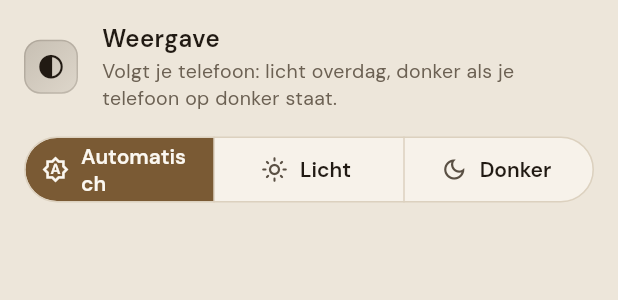
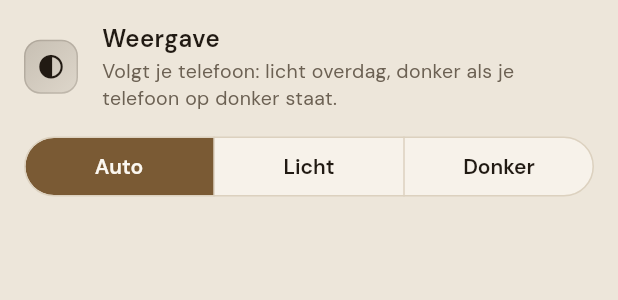
Before and after one commit to Semdenhartog/Kandans, a Flutter app: the AppearanceTile widget shown alone on an empty page, opened directly, on a phone screen of 412 x 824 dp. Shown: the top 300 px of the screen. Run offline on Flutter 3.47's test engine with Material 3 defaults, Android fonts, the phone set to English and light mode, and no system bars; our stand-ins replace audioplayers, battery_plus, file_picker, flutter_local_notifications, flutter_map, flutter_riverpod and 14 more; missing offline and left inert: android_intent_plus, flutter_reactive_ble, health, home_widget, purchases_flutter, quick_actions and 1 more; accounts and stored records are empty.

Commit message:
Licht thema: grote tijd op Vandaag in espresso, ledenkaart altijd donker, rustige chips, kortere weergave-knoppen
Co-Authored-By: Claude Opus 5.5 <noreply@anthropic.com>
Claude-Session: https://claude.ai/code/session_01MLXfUJVt1jKLbSqk7u49hE

```diff
--- a/lib/core/theme.dart
+++ b/lib/core/theme.dart
@@ -215,10 +215,10 @@ ThemeData buildTheme() {
     ),
     chipTheme: ChipThemeData(
       backgroundColor: RwColors.surfaceHigh,
-      selectedColor: RwColors.accent,
+      selectedColor: dark ? RwColors.accent : const Color(0xFFE3D2B4),
       side: BorderSide(color: RwColors.border),
       labelStyle: TextStyle(fontFamily: RwFonts.body, fontWeight: FontWeight.w600, color: RwColors.text),
-      secondaryLabelStyle: TextStyle(fontFamily: RwFonts.body, fontWeight: FontWeight.w600, color: RwColors.accentDark),
+      secondaryLabelStyle: TextStyle(fontFamily: RwFonts.body, fontWeight: FontWeight.w600, color: dark ? RwColors.accentDark : RwColors.text),
       shape: const StadiumBorder(),
       showCheckmark: false,
     ),
--- a/lib/features/profile/appearance_tile.dart
+++ b/lib/features/profile/appearance_tile.dart
@@ -40,9 +40,9 @@ class AppearanceTile extends StatelessWidget {
             child: SegmentedButton<Appearance>(
               showSelectedIcon: false,
               segments: const [
-                ButtonSegment(value: Appearance.system, label: Text('Automatisch'), icon: Icon(Icons.brightness_auto_outlined)),
-                ButtonSegment(value: Appearance.light, label: Text('Licht'), icon: Icon(Icons.light_mode_outlined)),
-                ButtonSegment(value: Appearance.dark, label: Text('Donker'), icon: Icon(Icons.dark_mode_outlined)),
+                ButtonSegment(value: Appearance.system, label: Text('Auto')),
+                ButtonSegment(value: Appearance.light, label: Text('Licht')),
+                ButtonSegment(value: Appearance.dark, label: Text('Donker')),
               ],
               selected: {c.mode},
               onSelectionChanged: (v) => c.set(v.first),
```
Also changed, not shown: lib/features/profile/member_card.dart (+7 -7 lines), lib/shared/shine_text.dart (+10 -3 lines).
